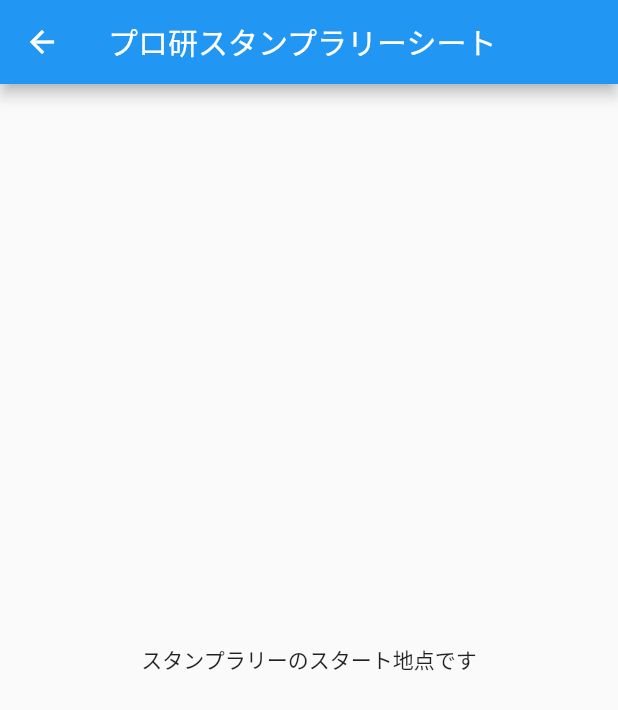
After one commit to kyutech-programming-club/stamp-rally, a Flutter app: the SheetPage screen opened directly, on a phone screen of 412 x 824 dp. The commit adds this screen. Shown: the top 710 px of the screen. Run offline on Flutter 3.47's test engine with Material 2 defaults, Android fonts, the phone set to English and light mode, and no system bars; our stand-ins replace google_maps_flutter.

Commit message:
add sheetPage

```diff
--- /dev/null
+++ b/lib/sheet.dart
@@ -0,0 +1,17 @@
+import 'package:flutter/material.dart';
+
+class SheetPage extends StatelessWidget {
+  const SheetPage({super.key});
+
+  @override
+  Widget build(BuildContext context) {
+    return Scaffold(
+      appBar: AppBar(
+        title: const Text('プロ研スタンプラリーシート'),
+      ),
+      body: const Center(
+        child: Text('スタンプラリーのスタート地点です'),
+      ),
+    );
+  }
+}
```
Also changed, not shown: lib/main.dart (+7 -0 lines).
